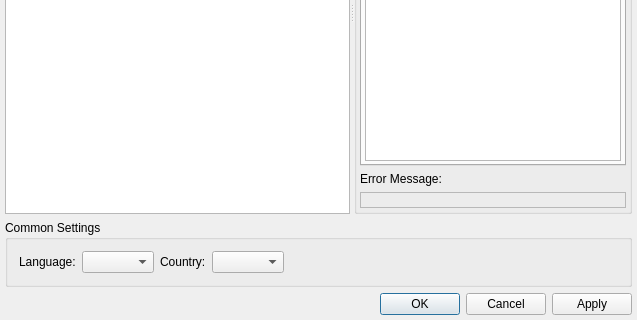
vacuum-im/vacuum-im, file src/loader/setuppluginsdialog.ui: the form before one commit; both pictures show x 0 to 637 and y 195 to 515 of the 637 by 515 pixel window.
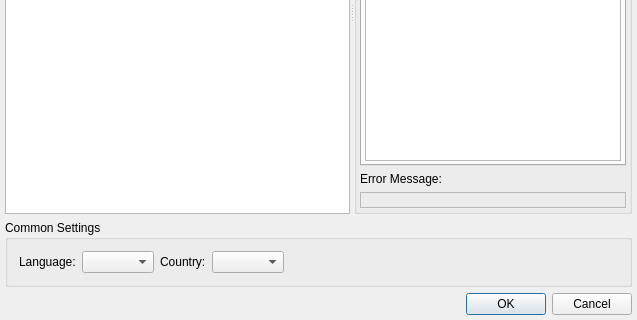
The form after the commit.

Patch:
```diff
--- a/src/loader/setuppluginsdialog.ui
+++ b/src/loader/setuppluginsdialog.ui
@@ -283,7 +283,7 @@
    <item>
     <widget class="QDialogButtonBox" name="dbbButtons">
      <property name="standardButtons">
-      <set>QDialogButtonBox::Apply|QDialogButtonBox::Cancel|QDialogButtonBox::Ok</set>
+      <set>QDialogButtonBox::Cancel|QDialogButtonBox::Ok</set>
      </property>
     </widget>
    </item>
```
